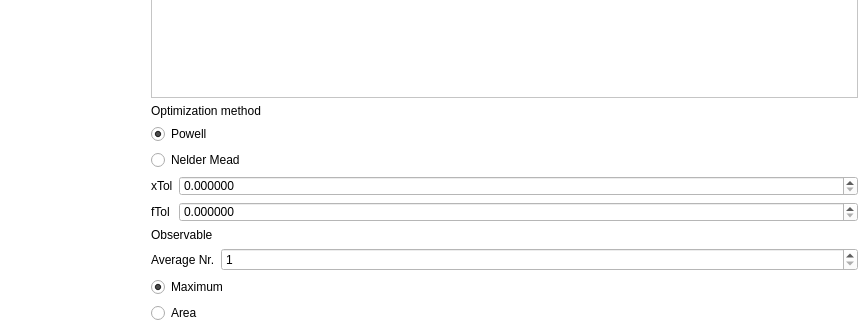
Qt form sceleton.ui (MathPhysSim/Pyhonic-Optimization) before a commit; both pictures show x 364 to 1231 and y 95 to 415 of the 1231 by 884 pixel window.
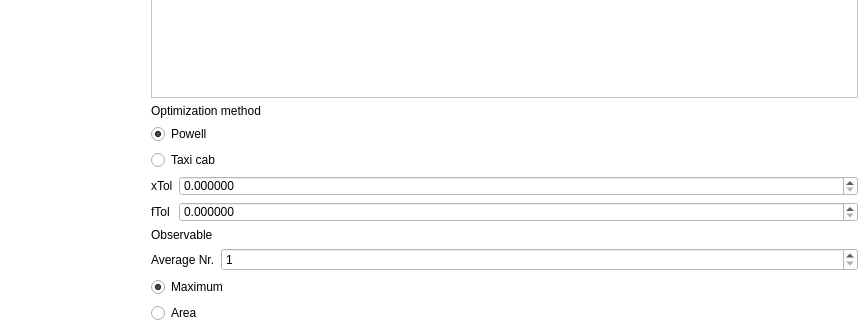
The same form after that commit. Icons and pictures are not drawn. Custom widgets are drawn as their Qt base class.

Commit message: pre release of the new version for Reyes

What changed in the file:
```diff
--- a/sceleton.ui
+++ b/sceleton.ui
@@ -496,7 +496,7 @@
            <bool>true</bool>
           </property>
           <property name="text">
-           <string>Nelder Mead</string>
+           <string>Taxi cab</string>
           </property>
           <attribute name="buttonGroup">
            <string notr="true">buttonGroup</string>
```
The commit also changes 2 other files.
